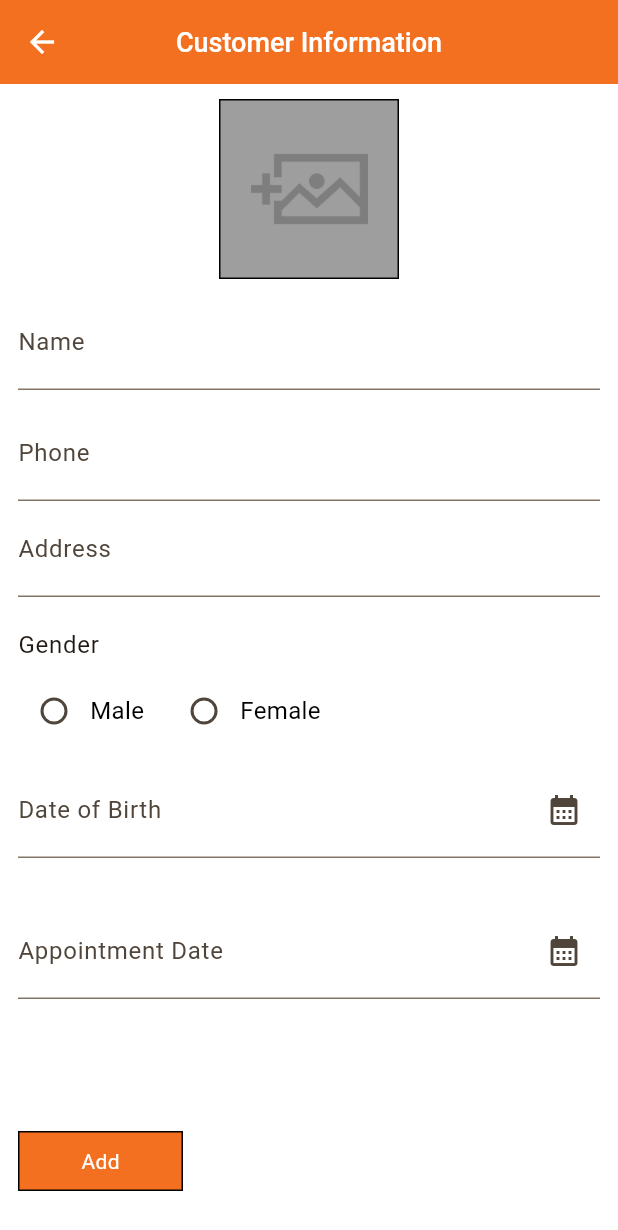
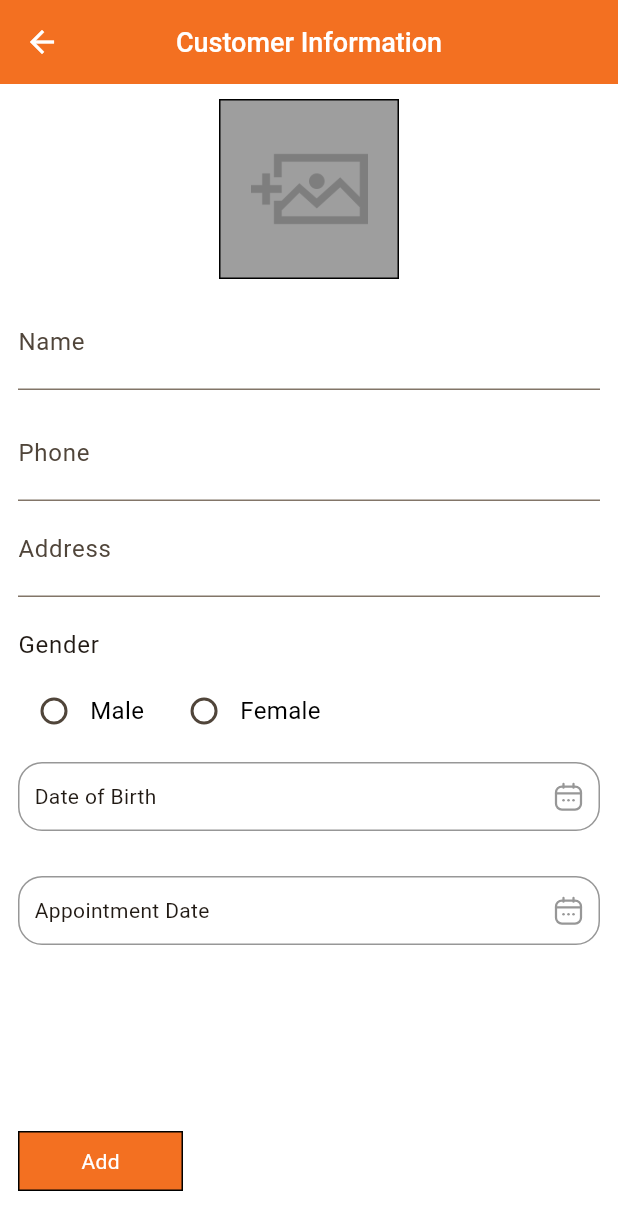
Before and after one commit to Eaindra68/customer_appoitment_system, a Flutter app: the CustomerInfoPage screen opened directly, on a phone screen of 412 x 824 dp. Shown: the top 1230 px of the screen. Run offline on Flutter 3.47's test engine with Material 3 defaults, Android fonts, the phone set to English and light mode, and no system bars; our stand-ins replace flutter_svg, hive, hive_flutter, image_picker, loading_animation_widget; accounts and stored records are empty; Roboto replaces fonts that are missing (Nunito).

Commit message:
Update birthday_selector_card.dart

```diff
--- a/lib/presentation/widgets/birthday_selector_card.dart
+++ b/lib/presentation/widgets/birthday_selector_card.dart
@@ -1,6 +1,11 @@
 import 'dart:io';
+import 'package:ace_customer_appoitment_system/config/colors_constant.dart';
+import 'package:ace_customer_appoitment_system/core/extensions/context_exts.dart';
 import 'package:flutter/cupertino.dart';
 import 'package:flutter/material.dart';
+import 'package:flutter_svg/flutter_svg.dart';
+import '../../../../../config/ui_constant.dart';
+import '../../core/constants/my_icons.dart';
 
 class BirthDateSelectorCard extends StatelessWidget {
   final String label;
@@ -20,18 +25,11 @@ class BirthDateSelectorCard extends StatelessWidget {
 
   @override
   Widget build(BuildContext context) {
-    final currentDate = DateTime.now();
+    final now = DateTime.now();
 
-    final defaultStartDate = currentDate.subtract(
-      const Duration(days: 120 * 365),
-    );
-
-    final defaultInitialDate = currentDate.subtract(
-      const Duration(days: 365 * 25),
-    );
-    final defaultLastDate = currentDate.subtract(
-      const Duration(days: 365 * 10),
-    );
+    final firstDate = DateTime(1900);
+    final lastDate = now.add(const Duration(days: 365 * 100));
+    final initialDate = selectedDate ?? now;
 
     final child = GestureDetector(
       onTap: () async {
@@ -39,7 +37,7 @@ class BirthDateSelectorCard extends StatelessWidget {
           await showModalBottomSheet(
             context: context,
             builder: (BuildContext context) {
-              DateTime tempSelectedDate = selectedDate ?? defaultInitialDate;
+              DateTime tempSelectedDate = initialDate;
               return Container(
                 height: 310,
                 color: Colors.white,
@@ -49,9 +47,9 @@ class BirthDateSelectorCard extends StatelessWidget {
                       height: 250,
                       child: CupertinoDatePicker(
                         mode: CupertinoDatePickerMode.date,
-                        initialDateTime: selectedDate ?? defaultInitialDate,
-                        minimumDate: defaultStartDate,
-                        maximumDate: defaultLastDate,
+                        initialDateTime: initialDate,
+                        minimumDate: firstDate,
+                        maximumDate: lastDate,
                         onDateTimeChanged: (DateTime dateTime) {
                           tempSelectedDate = dateTime;
                         },
@@ -61,13 +59,11 @@ class BirthDateSelectorCard extends StatelessWidget {
                       mainAxisAlignment: MainAxisAlignment.spaceBetween,
                       children: [
                         CupertinoButton(
-                          child: Text("Cancel"),
-                          onPressed: () {
-                            Navigator.of(context).pop();
-                          },
+                          child: const Text("Cancel"),
+                          onPressed: () => Navigator.of(context).pop(),
                         ),
                         CupertinoButton(
-                          child: Text("Done"),
+                          child: const Text("Done"),
                           onPressed: () {
                             Navigator.of(context).pop();
                             onDateChanged?.call(tempSelectedDate);
@@ -83,20 +79,39 @@ class BirthDateSelectorCard extends StatelessWidget {
         } else {
           final value = await showDatePicker(
             context: context,
-            initialDate: defaultInitialDate,
-            firstDate: defaultStartDate,
-            lastDate: defaultLastDate,
+            initialDate: initialDate,
+            firstDate: firstDate,
+            lastDate: lastDate,
           );
           onDateChanged?.call(value);
         }
       },
       child: Padding(
         padding: padding ?? const EdgeInsets.fromLTRB(0, 10, 0, 20),
-        child: TextFormField(
-          decoration: InputDecoration(
-            labelText: label,
-            contentPadding: const EdgeInsets.symmetric(vertical: 12),
-            suffixIcon: Icon(Icons.calendar_month),
+        child: Container(
+          width: context.screenWidth,
+          padding: const EdgeInsets.fromLTRB(10, 12, 10, 12),
+          decoration: BoxDecoration(
+            borderRadius: const BorderRadius.all(Radius.circular(16)),
+            border: Border.all(color: ColorConst.labelCol),
+          ),
+          child: Row(
+            children: [
+              Text(
+                selectedDate == null
+                    ? label
+                    : UIConstants.dateFormat.format(selectedDate!),
+                style: context.textTheme.bodyMedium,
+              ),
+              const Spacer(),
+              SvgPicture.asset(
+                MyIcons.calendarSvg,
+                colorFilter: const ColorFilter.mode(
+                  ColorConst.labelCol,
+                  BlendMode.srcIn,
+                ),
+              ),
+            ],
           ),
         ),
       ),
```
